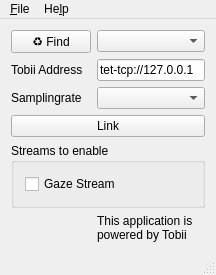
Before: the Qt Designer form mainwindow.ui in labstreaminglayer/App-TobiiPro, drawn with Qt 5.
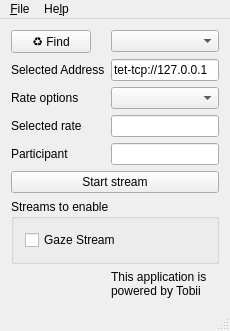
After: the same form once the commit is applied. Icons and pictures are not drawn.

Commit message: added frequency selection and participant id option

```diff
--- a/mainwindow.ui
+++ b/mainwindow.ui
@@ -36,7 +36,7 @@
     <item row="2" column="0">
      <widget class="QLabel" name="addressLabel">
       <property name="text">
-       <string>Tobii Address</string>
+       <string>Selected Address</string>
       </property>
      </widget>
     </item>
@@ -48,14 +48,14 @@
      </widget>
     </item>
     <item row="3" column="0">
-     <widget class="QLabel" name="samplingrateLabel">
+     <widget class="QLabel" name="samplingrateDropdownLabel">
       <property name="text">
-       <string>Samplingrate</string>
+       <string>Rate options</string>
       </property>
      </widget>
     </item>
     <item row="3" column="1">
-     <widget class="QComboBox" name="samplingrate">
+     <widget class="QComboBox" name="samplingrateDropdown">
       <property name="sizePolicy">
        <sizepolicy hsizetype="Expanding" vsizetype="Fixed">
         <horstretch>0</horstretch>
@@ -67,7 +67,35 @@
       </property>
      </widget>
     </item>
-    <item row="4" column="0" colspan="2">
+    <item row="4" column="0">
+     <widget class="QLabel" name="samplingrateLabel">
+      <property name="text">
+       <string>Selected rate</string>
+      </property>
+     </widget>
+    </item>
+    <item row="4" column="1">
+     <widget class="QLineEdit" name="samplingrate">
+      <property name="text">
+       <string> </string>
+      </property>
+     </widget>
+    </item>
+    <item row="5" column="0">
+     <widget class="QLabel" name="participantLabel">
+      <property name="text">
+       <string>Participant</string>
+      </property>
+     </widget>
+    </item>
+    <item row="5" column="1">
+     <widget class="QLineEdit" name="participant">
+      <property name="text">
+       <string> </string>
+      </property>
+     </widget>
+    </item>
+    <item row="6" column="0" colspan="2">
      <widget class="QPushButton" name="linkButton">
       <property name="sizePolicy">
        <sizepolicy hsizetype="MinimumExpanding" vsizetype="Fixed">
@@ -76,11 +104,11 @@
        </sizepolicy>
       </property>
       <property name="text">
-       <string>Link</string>
+       <string>Start stream</string>
       </property>
      </widget>
     </item>
-    <item row="5" column="0" colspan="2">
+    <item row="7" column="0" colspan="2">
      <widget class="QGroupBox" name="groupBox">
       <property name="title">
        <string>Streams to enable</string>
@@ -96,7 +124,7 @@
       </layout>
      </widget>
     </item>
-    <item row="7" column="0">
+    <item row="9" column="0">
      <widget class="QLabel" name="tobiilogo">
       <property name="sizePolicy">
        <sizepolicy hsizetype="Minimum" vsizetype="Minimum">
@@ -112,7 +140,7 @@
       </property>
      </widget>
     </item>
-    <item row="7" column="1">
+    <item row="9" column="1">
      <widget class="QLabel" name="poweredbytobii">
       <property name="text">
        <string>This application is
```
Left out of the diff: 16 changed lines with no effect on the pictures. The commit also changes 2 other files.
